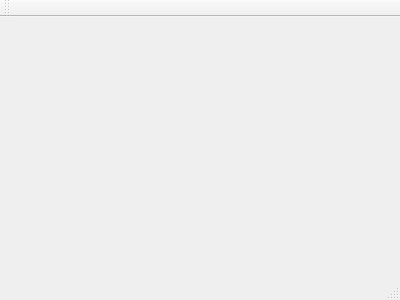
Before: the Qt Designer form MainWindow.ui in cdrobaina01/integer-app-cpp, drawn with Qt 5.
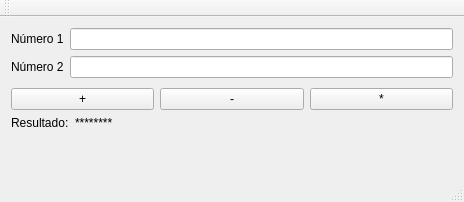
After: the same form once the commit is applied.

Commit message: Implementación de la GUI, de la creación del evento suma, resta y de la función para transformar un número en arreglo

What changed in the file:
```diff
--- a/MainWindow.ui
+++ b/MainWindow.ui
@@ -1,24 +1,120 @@
 <ui version="4.0">
  <class>MainWindow</class>
- <widget class="QMainWindow" name="MainWindow" >
-  <property name="geometry" >
+ <widget class="QMainWindow" name="MainWindow">
+  <property name="geometry">
    <rect>
     <x>0</x>
     <y>0</y>
-    <width>400</width>
-    <height>300</height>
+    <width>464</width>
+    <height>202</height>
    </rect>
   </property>
   <property name="windowTitle" >
    <string>MainWindow</string>
   </property>
-  <widget class="QMenuBar" name="menuBar" />
-  <widget class="QToolBar" name="mainToolBar" />
-  <widget class="QWidget" name="centralWidget" />
-  <widget class="QStatusBar" name="statusBar" />
+  <widget class="QWidget" name="centralWidget">
+   <layout class="QVBoxLayout" name="verticalLayout">
+    <item>
+     <layout class="QFormLayout" name="formLayout_2">
+      <property name="fieldGrowthPolicy">
+       <enum>QFormLayout::AllNonFixedFieldsGrow</enum>
+      </property>
+      <item row="0" column="0">
+       <widget class="QLabel" name="lNum1">
+        <property name="text">
+         <string>Número 1</string>
+        </property>
+       </widget>
+      </item>
+      <item row="1" column="0">
+       <widget class="QLabel" name="lNum2">
+        <property name="text">
+         <string>Número 2</string>
+        </property>
+       </widget>
+      </item>
+      <item row="0" column="1">
+       <widget class="QLineEdit" name="tNum1">
+        <property name="alignment">
+         <set>Qt::AlignRight|Qt::AlignTrailing|Qt::AlignVCenter</set>
+        </property>
+       </widget>
+      </item>
+      <item row="1" column="1">
+       <widget class="QLineEdit" name="tNum2">
+        <property name="alignment">
+         <set>Qt::AlignRight|Qt::AlignTrailing|Qt::AlignVCenter</set>
+        </property>
+       </widget>
+      </item>
+     </layout>
+    </item>
+    <item>
+     <layout class="QHBoxLayout" name="horizontalLayout">
+      <item>
+       <widget class="QPushButton" name="pshBtnSumar">
+        <property name="text">
+         <string>+</string>
+        </property>
+       </widget>
+      </item>
+      <item>
+       <widget class="QPushButton" name="pshBtnRestar">
+        <property name="text">
+         <string>-</string>
+        </property>
+       </widget>
+      </item>
+      <item>
+       <widget class="QPushButton" name="pshBtnMutiplicar">
+        <property name="text">
+         <string>*</string>
+        </property>
+       </widget>
+      </item>
+     </layout>
+    </item>
+    <item>
+     <layout class="QFormLayout" name="formLayout">
+      <item row="0" column="0">
+       <widget class="QLabel" name="lResult">
+        <property name="text">
+         <string>Resultado:</string>
+        </property>
+       </widget>
+      </item>
+      <item row="0" column="1">
+       <widget class="QLabel" name="lNumR">
+        <property name="text">
+         <string>********</string>
+        </property>
+       </widget>
+      </item>
+     </layout>
+    </item>
+   </layout>
+  </widget>
+  <widget class="QMenuBar" name="menuBar">
+   <property name="geometry">
+    <rect>
+     <x>0</x>
+     <y>0</y>
+     <width>464</width>
+     <height>26</height>
+    </rect>
+   </property>
+  </widget>
+  <widget class="QToolBar" name="mainToolBar">
+   <attribute name="toolBarArea">
+    <enum>TopToolBarArea</enum>
+   </attribute>
+   <attribute name="toolBarBreak">
+    <bool>false</bool>
+   </attribute>
+  </widget>
+  <widget class="QStatusBar" name="statusBar"/>
  </widget>
- <layoutDefault spacing="6" margin="11" />
- <pixmapfunction></pixmapfunction>
+ <layoutdefault spacing="6" margin="11"/>
  <resources/>
  <connections/>
 </ui>
```
Left out of the diff: 5 changed lines with no effect on the pictures. The commit also changes 3 other files.
